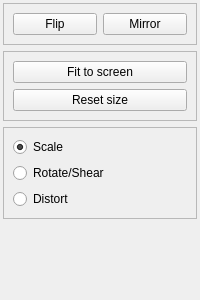
drawpile/Drawpile, file src/desktop/ui/selectsettings.ui: the form before one commit.
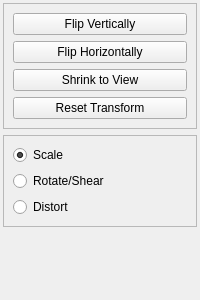
The form after the commit. Icons and pictures are not drawn.

Commit message:
Rework select tool docker
Put the buttons above one another so that the width can be reduced, add
icons that actually work, rename the buttons to more closely resemble
what they do.

```diff
--- a/src/desktop/ui/selectsettings.ui
+++ b/src/desktop/ui/selectsettings.ui
@@ -24,18 +24,18 @@
     <number>3</number>
    </property>
    <item>
-    <widget class="QFrame" name="flipButtons">
+    <widget class="QFrame" name="frame">
      <property name="frameShape">
       <enum>QFrame::StyledPanel</enum>
      </property>
      <property name="frameShadow">
       <enum>QFrame::Sunken</enum>
      </property>
-     <layout class="QHBoxLayout" name="horizontalLayout">
+     <layout class="QVBoxLayout" name="verticalLayout">
       <item>
        <widget class="QPushButton" name="flip">
         <property name="text">
-         <string>Flip</string>
+         <string>Flip Vertically</string>
         </property>
         <property name="icon">
          <iconset theme="object-flip-vertical">
@@ -47,7 +47,7 @@
       <item>
        <widget class="QPushButton" name="mirror">
         <property name="text">
-         <string>Mirror</string>
+         <string>Flip Horizontally</string>
         </property>
         <property name="icon">
          <iconset theme="object-flip-horizontal">
@@ -56,29 +56,25 @@
         </property>
        </widget>
       </item>
-     </layout>
-    </widget>
-   </item>
-   <item>
-    <widget class="QFrame" name="frame">
-     <property name="frameShape">
-      <enum>QFrame::StyledPanel</enum>
-     </property>
-     <property name="frameShadow">
-      <enum>QFrame::Sunken</enum>
-     </property>
-     <layout class="QVBoxLayout" name="verticalLayout">
       <item>
        <widget class="QPushButton" name="fittoscreen">
         <property name="text">
-         <string>Fit to screen</string>
+         <string>Shrink to View</string>
+        </property>
+        <property name="icon">
+         <iconset theme="zoom-in">
+          <normaloff>theme:zoom-in.svg</normaloff>theme:zoom-in.svg</iconset>
         </property>
        </widget>
       </item>
       <item>
        <widget class="QPushButton" name="resetsize">
         <property name="text">
-         <string>Reset size</string>
+         <string>Reset Transform</string>
+        </property>
+        <property name="icon">
+         <iconset theme="zoom-original">
+          <normaloff>theme:zoom-original.svg</normaloff>theme:zoom-original.svg</iconset>
         </property>
        </widget>
       </item>
```
Left out of the diff: 15 changed lines with no effect on the pictures.
